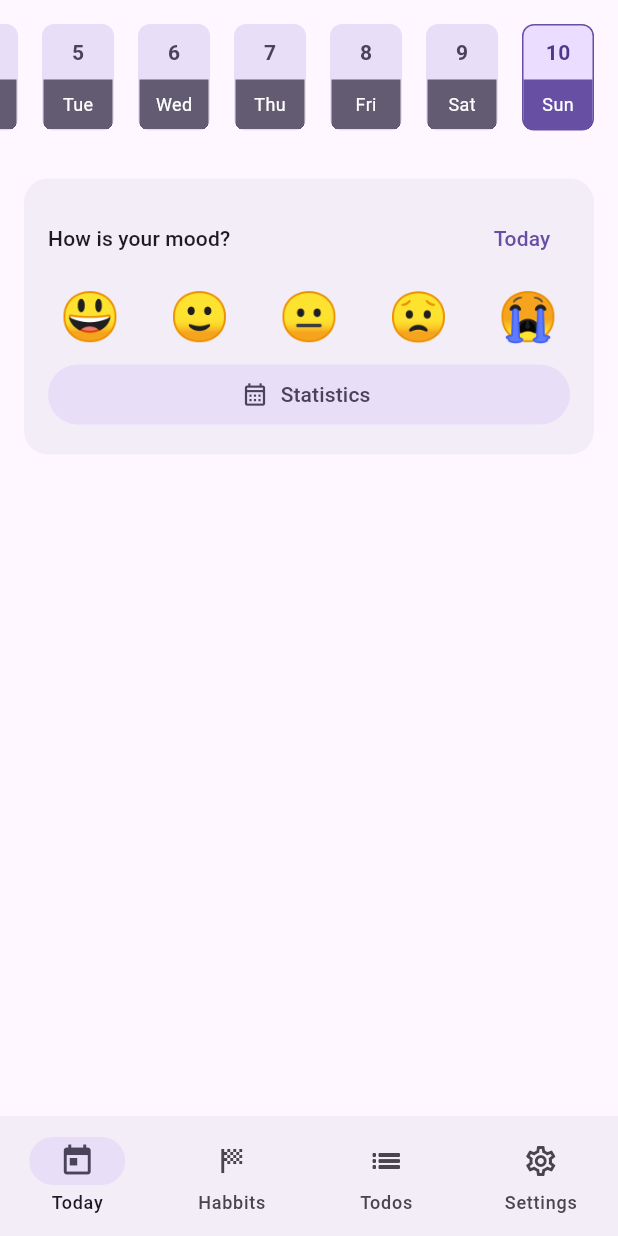
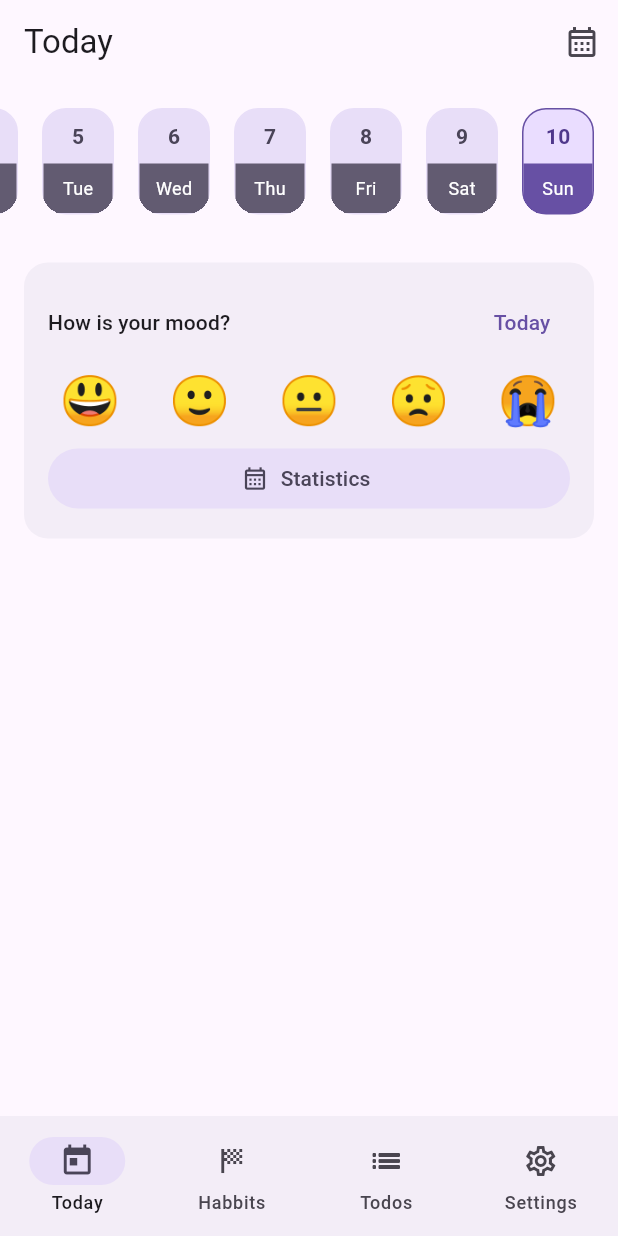
Before and after one commit to krille-chan/mood-and-habbits, a Flutter app: the screen it shows after launch, on a phone screen of 412 x 824 dp. Run offline on Flutter 3.47's test engine with Material 3 defaults, Android fonts, the phone set to English and light mode, and no system bars; drawn by our look-alikes of dynamic_color; our stand-ins replace file_picker, go_router, shared_preferences, sqflite; missing offline and left inert: d_chart; accounts and stored records are empty; generated files the repository leaves out were written again.

Commit message:
feat: Add app icon and polish design

```diff
--- a/lib/pages/settings/settings_page.dart
+++ b/lib/pages/settings/settings_page.dart
@@ -65,6 +65,7 @@ class SettingsPage extends StatelessWidget {
                       : dark?.primary;
               return GridView.builder(
                 shrinkWrap: true,
+                physics: const NeverScrollableScrollPhysics(),
                 gridDelegate: const SliverGridDelegateWithMaxCrossAxisExtent(
                   maxCrossAxisExtent: 64,
                 ),
@@ -79,12 +80,12 @@ class SettingsPage extends StatelessWidget {
                           ? context.l10n.system
                           : '#${color.value.toRadixString(16).toUpperCase()}',
                       child: InkWell(
-                        borderRadius: BorderRadius.circular(8),
+                        borderRadius: BorderRadius.circular(32.0),
                         onTap: () => state.appState.setThemeColor(color),
                         child: Material(
                           color: color,
-                          elevation: 6,
-                          borderRadius: BorderRadius.circular(8),
+                          elevation: 1,
+                          borderRadius: BorderRadius.circular(32.0),
                           child: SizedBox(
                             width: colorPickerSize,
                             height: colorPickerSize,
--- a/lib/pages/today/today_page.dart
+++ b/lib/pages/today/today_page.dart
@@ -21,6 +21,19 @@ class TodayPage extends StatelessWidget {
         final activeDate = date ?? DateTime.now();
         final now = DateTime.now();
         return Scaffold(
+          appBar: AppBar(
+            title: Text(
+              activeDate.isSameDay(now)
+                  ? context.l10n.today
+                  : DateFormat.yMEd().format(activeDate),
+            ),
+            actions: [
+              IconButton(
+                icon: const Icon(Icons.calendar_month_outlined),
+                onPressed: () => state.changeDate(context),
+              ),
+            ],
+          ),
           body: SafeArea(
             child: ListView(
               children: [
@@ -28,27 +41,9 @@ class TodayPage extends StatelessWidget {
                   height: 103,
                   child: ListView.builder(
                     reverse: true,
-                    itemCount: 15,
                     padding: const EdgeInsets.symmetric(horizontal: 8.0),
                     scrollDirection: Axis.horizontal,
                     itemBuilder: (context, i) {
-                      if (i == 14) {
-                        return Center(
-                          child: Padding(
-                            padding: const EdgeInsets.all(8.0),
-                            child: IconButton(
-                              style: IconButton.styleFrom(
-                                backgroundColor:
-                                    theme.colorScheme.secondaryContainer,
-                                foregroundColor:
-                                    theme.colorScheme.onSecondaryContainer,
-                              ),
-                              icon: const Icon(Icons.calendar_month_outlined),
-                              onPressed: () => state.changeDate(context),
-                            ),
-                          ),
-                        );
-                      }
                       final tileDate = DateTime(
                         now.year,
                         now.month,
@@ -68,7 +63,7 @@ class TodayPage extends StatelessWidget {
                           color: isActiveDate
                               ? theme.colorScheme.primaryContainer
                               : theme.colorScheme.secondaryContainer,
-                          borderRadius: BorderRadius.circular(8),
+                          borderRadius: BorderRadius.circular(16.0),
                           border: Border.all(
                             color: isActiveDate
                                 ? theme.colorScheme.primary
@@ -77,7 +72,7 @@ class TodayPage extends StatelessWidget {
                         ),
                         child: InkWell(
                           onTap: () => state.setActiveDate(tileDate),
-                          borderRadius: BorderRadius.circular(8),
+                          borderRadius: BorderRadius.circular(16.0),
                           child: Column(
                             mainAxisSize: MainAxisSize.min,
                             crossAxisAlignment: CrossAxisAlignment.stretch,
@@ -128,7 +123,7 @@ class TodayPage extends StatelessWidget {
                   padding: const EdgeInsets.all(16.0),
                   child: Material(
                     color: theme.colorScheme.surfaceContainer,
-                    borderRadius: BorderRadius.circular(16),
+                    borderRadius: BorderRadius.circular(16.0),
                     child: Padding(
                       padding: const EdgeInsets.all(16.0),
                       child: Column(
```
Also changed, not shown: pubspec.yaml (+12 -0 lines), assets/images/app_icon.png (added), pubspec.lock, 37 other files.
